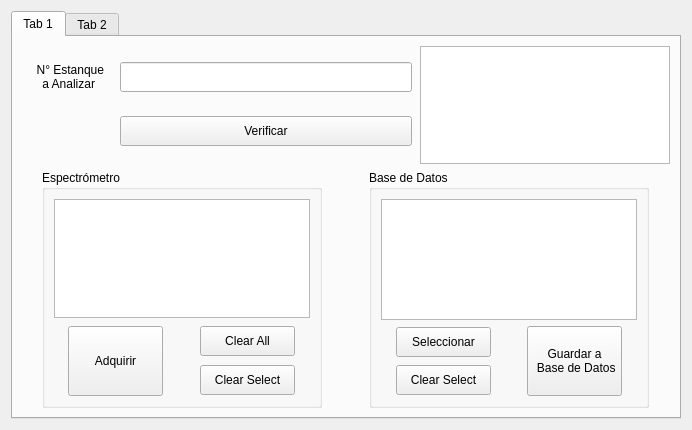
Before: the Qt Designer form reference/QtDesigner/Widget_ReadSave_2.ui in cwichel/CCTVal_Vinos, drawn with Qt 5.
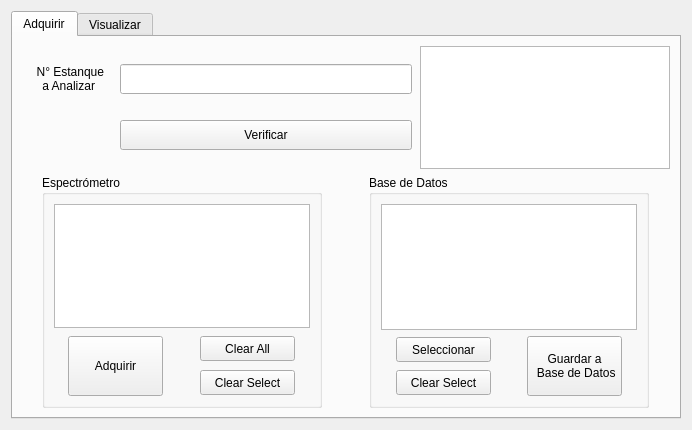
After: the same form once the commit is applied.

Commit message: Update: 1.- App se cierra al cerrar Ui. Error era que no se estaba cerrando la conexión con el servidor de base de datos.

Diff of the .ui file:
```diff
--- a/reference/QtDesigner/Widget_ReadSave_2.ui
+++ b/reference/QtDesigner/Widget_ReadSave_2.ui
@@ -39,7 +39,7 @@
        </size>
       </property>
       <attribute name="title">
-       <string>Tab 1</string>
+       <string>Adquirir</string>
       </attribute>
       <layout class="QVBoxLayout" name="verticalLayout_5">
        <item>
@@ -199,7 +199,7 @@
                     <property name="minimumSize">
                      <size>
                       <width>220</width>
-                      <height>90</height>
+                      <height>70</height>
                      </size>
                     </property>
                     <property name="maximumSize">
@@ -221,7 +221,7 @@
                       <property name="minimumSize">
                        <size>
                         <width>95</width>
-                        <height>70</height>
+                        <height>60</height>
                        </size>
                       </property>
                       <property name="maximumSize">
@@ -244,7 +244,7 @@
                       <property name="minimumSize">
                        <size>
                         <width>95</width>
-                        <height>30</height>
+                        <height>25</height>
                        </size>
                       </property>
                       <property name="maximumSize">
@@ -263,7 +263,7 @@
                       <property name="minimumSize">
                        <size>
                         <width>95</width>
-                        <height>30</height>
+                        <height>25</height>
                        </size>
                       </property>
                       <property name="maximumSize">
@@ -307,7 +307,7 @@
                     <property name="minimumSize">
                      <size>
                       <width>220</width>
-                      <height>90</height>
+                      <height>70</height>
                      </size>
                     </property>
                     <property name="maximumSize">
@@ -329,7 +329,7 @@
                       <property name="minimumSize">
                        <size>
                         <width>95</width>
-                        <height>30</height>
+                        <height>25</height>
                        </size>
                       </property>
                       <property name="maximumSize">
@@ -348,7 +348,7 @@
                       <property name="minimumSize">
                        <size>
                         <width>95</width>
-                        <height>30</height>
+                        <height>25</height>
                        </size>
                       </property>
                       <property name="maximumSize">
@@ -371,7 +371,7 @@
                       <property name="minimumSize">
                        <size>
                         <width>95</width>
-                        <height>70</height>
+                        <height>60</height>
                        </size>
                       </property>
                       <property name="maximumSize">
@@ -409,7 +409,7 @@
        </size>
       </property>
       <attribute name="title">
-       <string>Tab 2</string>
+       <string>Visualizar</string>
       </attribute>
       <layout class="QVBoxLayout" name="verticalLayout">
        <item>
```
Left out of the diff: 2 changed lines with no effect on the pictures. The commit also changes 2 other files.
